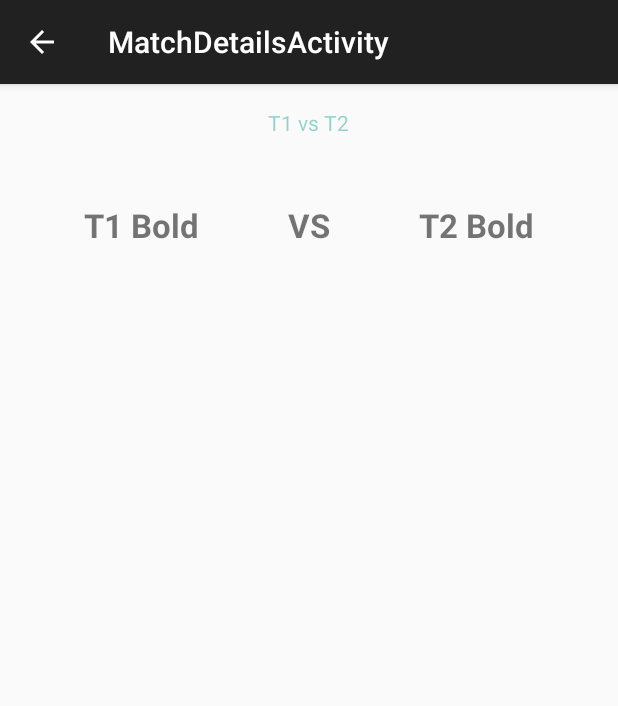
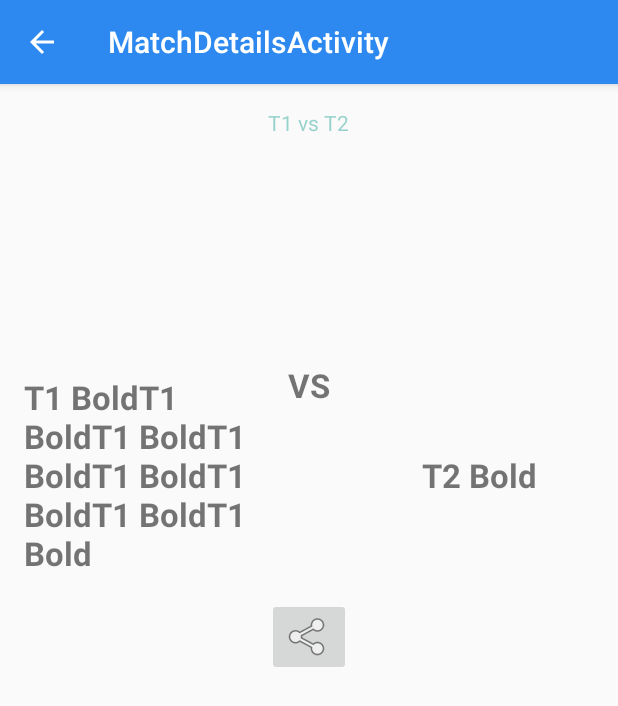
Before and after one commit to samidhtalsania/d2ticker, an Android app: the MatchDetailsActivity screen opened directly, with no data from a screen before it, on a phone screen of 412 x 824 dp. Shown: the top 706 px of the screen. Run offline under Robolectric (Android 15) with nearby library versions, the light colour scheme and no system bars; 3 statements that could not run were skipped.

Commit message:
Changed Theme to blue.

```diff
--- a/app/src/main/AndroidManifest.xml
+++ b/app/src/main/AndroidManifest.xml
@@ -11,7 +11,7 @@
         android:allowBackup="true"
         android:icon="@drawable/ic_launcher"
         android:label="@string/app_name"
-        android:theme="@style/AppTheme" >
+        android:theme="@style/CustomTheme" >
         <meta-data android:name="com.google.android.gms.version"
             android:value="@integer/google_play_services_version" />
 
--- a/app/src/main/java-gen/greendao/Match.java
+++ b/app/src/main/java-gen/greendao/Match.java
@@ -2,10 +2,11 @@ package greendao;
 
 // THIS CODE IS GENERATED BY greenDAO, DO NOT EDIT. Enable "keep" sections if you want to edit.
 
+
+
+// KEEP INCLUDES - put your custom includes here
 import android.os.Parcel;
 import android.os.Parcelable;
-
-// KEEP INCLUDES - put your custom includes here
 // KEEP INCLUDES END
 
 
@@ -103,6 +104,7 @@ public class Match implements Parcelable{
         dest.writeLong(id);
         dest.writeString(t1);
         dest.writeString(t2);
+        dest.writeLong(ETA);
     }
 
     public static final Parcelable.Creator<Match> CREATOR = new Parcelable.Creator<Match>() {
@@ -120,6 +122,7 @@ public class Match implements Parcelable{
         id = in.readLong();
         t1 = in.readString();
         t2 = in.readString();
+        ETA = in.readLong();
     }
 
 
--- a/app/src/main/java/com/bluealeaf/dota2ticker/MainActivity.java
+++ b/app/src/main/java/com/bluealeaf/dota2ticker/MainActivity.java
@@ -109,11 +109,11 @@ public class MainActivity extends ActionBarActivity {
 
             }
         });
-        listView.setItemsCanFocus(true);
+
         listView.setOnItemClickListener(new AdapterView.OnItemClickListener() {
             @Override
             public void onItemClick(AdapterView<?> parent, View view, int position, long id) {
-                Match match = (Match)listView.getItemAtPosition(position);
+                Match match = matches.get(position);
                 Intent intent = new Intent(mContext,MatchDetailsActivity.class);
                 intent.putExtra("MATCH_ID", match);
                 Log.d(tag,"Clicked");
@@ -134,6 +134,8 @@ public class MainActivity extends ActionBarActivity {
     protected void onPause() {
         super.onPause();
         mAdView.pause();
+
+
 
         //Unregister subscribed event
         BusProvider.getBusInstance().unregister(this);
--- a/app/src/main/res/layout/activity_main.xml
+++ b/app/src/main/res/layout/activity_main.xml
@@ -11,14 +11,13 @@
         android:layout_width="match_parent"
 
         android:layout_height="0dp"
-        android:layout_weight="1"
-        >
+        android:layout_weight="1">
 
         <ListView
             android:id="@+id/match_list_view"
             android:layout_width="match_parent"
             android:layout_height="wrap_content">
-            <!--android:paddingBottom="@dimen/activity_vertical_margin"-->
+
         </ListView>
 
     </android.support.v4.widget.SwipeRefreshLayout>
--- a/app/src/main/res/layout/activity_main_list.xml
+++ b/app/src/main/res/layout/activity_main_list.xml
@@ -58,6 +58,7 @@
             android:id="@+id/alarmSwitch"
             android:layout_width="wrap_content"
             android:layout_height="wrap_content"
+            android:focusable="false"
             android:layout_alignParentRight = "true"
             android:layout_centerVertical="true"/>
 
--- a/app/src/main/res/layout/activity_match_details.xml
+++ b/app/src/main/res/layout/activity_match_details.xml
@@ -30,53 +30,86 @@
         android:layout_width="wrap_content"
         android:layout_height="wrap_content" />
 
-    <RelativeLayout
+    <LinearLayout
         android:layout_width="fill_parent"
-        android:layout_height="wrap_content">
+        android:layout_height="wrap_content"
+        android:orientation="horizontal">
+
+        <LinearLayout
+            android:layout_width="0dp"
+            android:layout_height="match_parent"
+            android:orientation="vertical"
+            android:gravity="center"
+            android:layout_weight="2">
+
 
             <ImageView
                 android:id="@+id/t1Logo"
-            android:layout_width="60px"
-            android:layout_height="60px"
-            android:layout_alignParentLeft="true"/>
+                android:layout_width="120dp"
+                android:layout_height="120dp"
+                />
 
             <TextView
                 android:id="@+id/t1Bold"
-            android:text="T1 Bold"
+                android:text="T1 BoldT1 BoldT1 BoldT1 BoldT1 BoldT1 BoldT1 BoldT1 Bold"
                 android:textStyle="bold"
                 android:textSize="22sp"
-            android:layout_toRightOf="@+id/t1Logo"
+
                 android:layout_width="wrap_content"
-            android:layout_height="wrap_content"
-            android:layout_centerVertical="true"/>
+                android:layout_height="wrap_content"/>
+
+
+        </LinearLayout>
+
+        <TextView
+            android:layout_width="0dp"
+            android:layout_height="match_parent"
+
+            android:text="VS"
+            android:layout_weight="1"
+            android:textStyle="bold"
+            android:textSize="22sp"
+            android:id="@+id/vs"
+            android:textIsSelectable="false"
+            android:gravity="center_vertical|center_horizontal" />
+
+        <LinearLayout
+            android:layout_width="0dp"
+            android:layout_height="match_parent"
+            android:orientation="vertical"
+            android:gravity="center"
+            android:layout_weight="2">
+
+            <ImageView
+                android:id="@+id/t2Logo"
+                android:layout_width="120dp"
+                android:layout_height="120dp"/>
 
             <TextView
                 android:id="@+id/t2Bold"
                 android:text="T2 Bold"
                 android:textStyle="bold"
                 android:textSize="22sp"
-            android:layout_toLeftOf="@+id/t2Logo"
                 android:layout_width="wrap_content"
-            android:layout_height="wrap_content"
-            android:layout_centerVertical="true"/>
+                android:layout_height="wrap_content"/>
 
 
-        <ImageView
-            android:id="@+id/t2Logo"
-            android:layout_width="60px"
-            android:layout_height="60px"
-            android:layout_alignParentRight="true"/>
+        </LinearLayout>
 
-        <TextView
-            android:layout_width="wrap_content"
-            android:layout_height="wrap_content"
-            android:layout_centerInParent="true"
-            android:text="VS"
-            android:textStyle="bold"
-            android:textSize="22sp"
-            android:id="@+id/vs" />
-    </RelativeLayout>
 
 
 
     </LinearLayout>
+
+    <ImageButton
+        android:layout_width="wrap_content"
+        android:layout_height="wrap_content"
+        android:src="@android:drawable/ic_menu_share"
+        android:layout_gravity="center_horizontal"
+
+        android:layout_marginTop="15dp"
+        android:id="@+id/share"/>
+
+
+
+</LinearLayout>
--- a/app/src/main/res/values/color.xml
+++ b/app/src/main/res/values/color.xml
@@ -3,6 +3,9 @@
     <color name="white">#FFF</color>
     <color name="black">#000</color>
     <color name="grey">#D0D0D0</color>
+    <color name="blue_app_theme">#2D89EF</color>
+
+
 
     <item name="blue" type="color">#FF33B5E5</item>
     <item name="purple" type="color">#FFAA66CC</item>
--- /dev/null
+++ b/app/src/main/res/values/themes.xml
@@ -0,0 +1,17 @@
+<?xml version="1.0" encoding="utf-8"?>
+<resources>
+    <style name="CustomTheme" parent="Theme.AppCompat.Light.DarkActionBar">
+        <!-- Customize your theme here. -->
+        <item name="android:actionBarStyle">@style/MyActionBar</item>
+        <item name="actionBarStyle">@style/MyActionBar</item>
+        <!-- Theme for switches-->
+        <item name="colorControlActivated">@color/blue_app_theme</item>
+    </style>
+
+    <!-- ActionBar styles -->
+    <style name="MyActionBar"
+        parent="Widget.AppCompat.Light.ActionBar.Solid.Inverse">
+        <item name="android:background">@color/blue_app_theme</item>
+        <item name="background">@color/blue_app_theme</item>
+    </style>
+</resources>
```
Also changed, not shown: 3 other files. Lines whose indentation alone changed are shown as unchanged.
